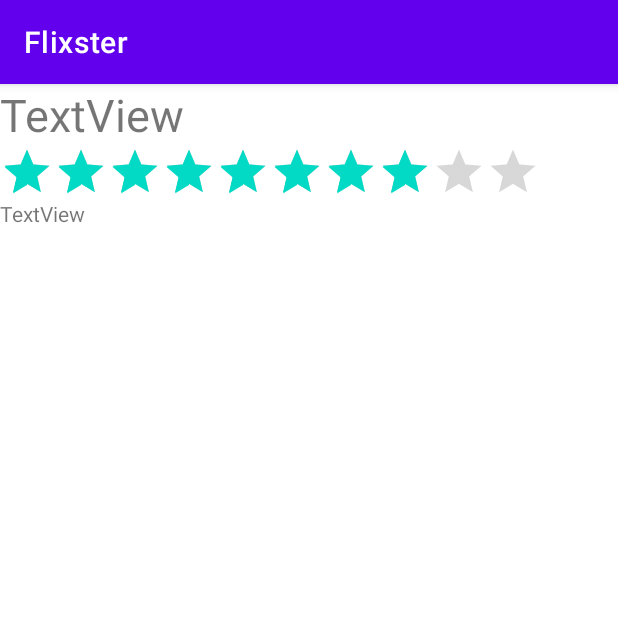
After one commit to diane-nguyen/android-Flixster, an Android app: the DetailActivity screen opened directly, with no data from a screen before it, on a phone screen of 412 x 824 dp, the top half of it. The commit adds this screen. Run offline under Robolectric (Android 15) with nearby library versions, the phone set to English and light mode, and no system bars; libraries missing offline, so code that uses them is left out: org.parceler; 4 statements that could not run were skipped.

Commit message:
Added movies details feature

```diff
--- a/app/build.gradle
+++ b/app/build.gradle
@@ -43,4 +43,7 @@ dependencies {
     implementation 'com.github.bumptech.glide:glide:4.11.0'
     // Glide v4 uses this new annotation processor -- see https://bumptech.github.io/glide/doc/generatedapi.html
     annotationProcessor 'com.github.bumptech.glide:compiler:4.11.0'
+
+    implementation 'org.parceler:parceler-api:1.1.12'
+    annotationProcessor 'org.parceler:parceler:1.1.12'
 }
--- a/app/src/main/AndroidManifest.xml
+++ b/app/src/main/AndroidManifest.xml
@@ -11,6 +11,7 @@
         android:roundIcon="@mipmap/ic_launcher_round"
         android:supportsRtl="true"
         android:theme="@style/Theme.Flixster">
+        <activity android:name=".DetailActivity"></activity>
         <activity android:name=".MainActivity">
             <intent-filter>
                 <action android:name="android.intent.action.MAIN" />
--- /dev/null
+++ b/app/src/main/java/com/dianenguyen/flixster/DetailActivity.java
@@ -0,0 +1,33 @@
+package com.dianenguyen.flixster;
+
+import androidx.appcompat.app.AppCompatActivity;
+
+import android.os.Bundle;
+import android.widget.RatingBar;
+import android.widget.TextView;
+
+import com.dianenguyen.flixster.models.Movie;
+
+import org.parceler.Parcels;
+
+public class DetailActivity extends AppCompatActivity {
+
+    TextView tvDetailsTitle;
+    TextView tvDetailsOverview;
+    RatingBar ratingBar;
+
+    @Override
+    protected void onCreate(Bundle savedInstanceState) {
+        super.onCreate(savedInstanceState);
+        setContentView(R.layout.activity_detail);
+
+        tvDetailsTitle = findViewById(R.id.tvDetailsTitle);
+        tvDetailsOverview = findViewById(R.id.tvDetailsOverview);
+        ratingBar = findViewById(R.id.ratingBar);
+
+        Movie movie = Parcels.unwrap(getIntent().getParcelableExtra("movie"));
+        tvDetailsTitle.setText(movie.getTitle());
+        tvDetailsOverview.setText(movie.getOverview());
+        ratingBar.setRating((float) movie.getRating());
+    }
+}
--- /dev/null
+++ b/app/src/main/res/layout/activity_detail.xml
@@ -0,0 +1,31 @@
+<?xml version="1.0" encoding="utf-8"?>
+<LinearLayout xmlns:app="http://schemas.android.com/apk/res-auto"
+    xmlns:tools="http://schemas.android.com/tools"
+    xmlns:android="http://schemas.android.com/apk/res/android"
+    android:layout_width="match_parent"
+    android:layout_height="match_parent"
+    tools:context=".DetailActivity"
+    android:orientation="vertical">
+
+    <TextView
+        android:id="@+id/tvDetailsTitle"
+        android:layout_width="match_parent"
+        android:layout_height="wrap_content"
+        android:text="TextView"
+        android:textSize="30sp" />
+
+    <RatingBar
+        android:id="@+id/ratingBar"
+        style="@style/Widget.AppCompat.RatingBar.Indicator"
+        android:layout_width="wrap_content"
+        android:layout_height="wrap_content"
+        android:isIndicator="true"
+        android:numStars="10"
+        android:rating="8" />
+
+    <TextView
+        android:id="@+id/tvDetailsOverview"
+        android:layout_width="match_parent"
+        android:layout_height="wrap_content"
+        android:text="TextView" />
+</LinearLayout>
--- a/app/src/main/res/layout/item_movie.xml
+++ b/app/src/main/res/layout/item_movie.xml
@@ -2,7 +2,7 @@
 <RelativeLayout xmlns:android="http://schemas.android.com/apk/res/android"
     xmlns:app="http://schemas.android.com/apk/res-auto"
     xmlns:tools="http://schemas.android.com/tools"
-    android:id="@+id/RelativeLayout"
+    android:id="@+id/container"
     android:layout_width="match_parent"
     android:layout_height="wrap_content">
 
```
Also changed, not shown: app/src/main/java/com/dianenguyen/flixster/adapters/MovieAdapter.java (+19 -0 lines), app/src/main/java/com/dianenguyen/flixster/models/Movie.java (+13 -0 lines).
